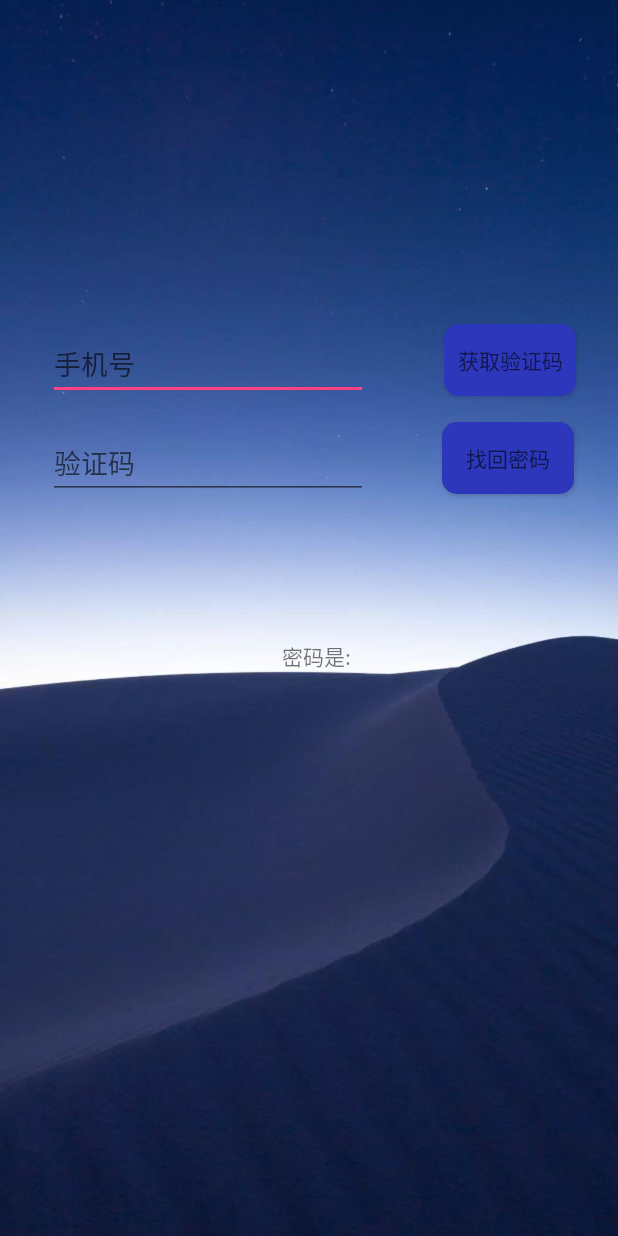
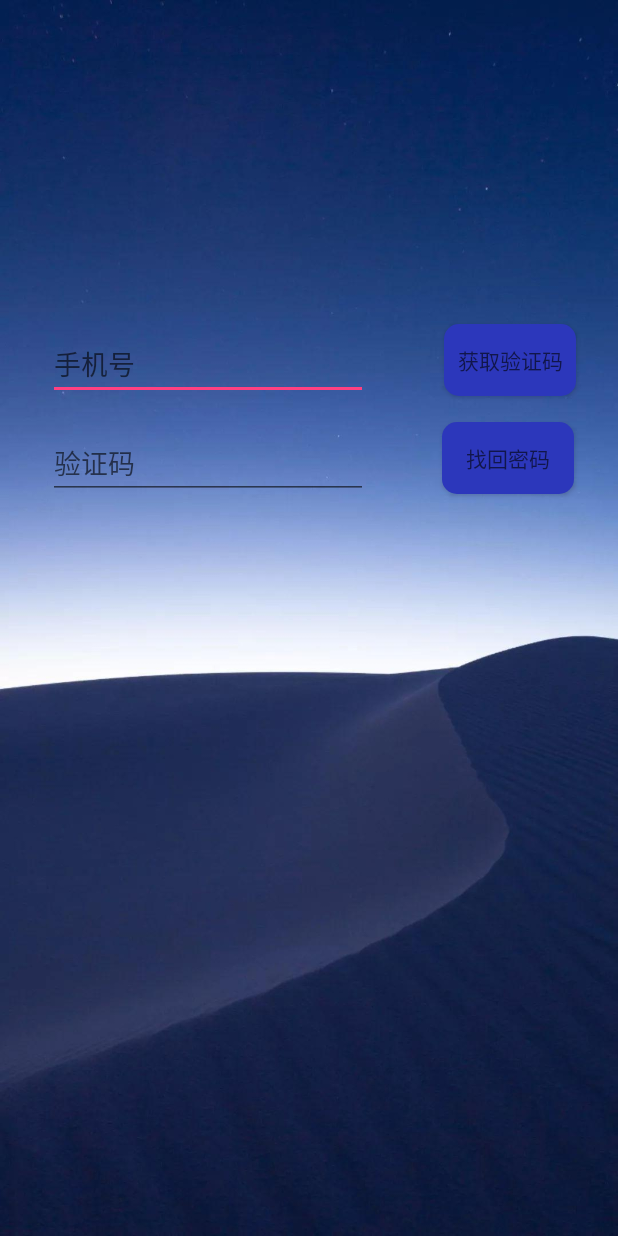
Before and after one commit to Mingfeng-Chen/pengciwang, an Android app: the RetrieveActivity screen opened directly, with no data from a screen before it, on a phone screen of 412 x 824 dp. Run offline under Robolectric (Android 15) with nearby library versions, the phone set to English and light mode, and no system bars; libraries missing offline, so code that uses them is left out: cn.smssdk; 2 statements that could not run were skipped.

Commit message:
版本2.2

```diff
--- a/app/src/main/res/layout/activity_retrieve.xml
+++ b/app/src/main/res/layout/activity_retrieve.xml
@@ -72,7 +72,7 @@
         android:id="@+id/tv_1"
         android:layout_width="wrap_content"
         android:layout_height="wrap_content"
-        android:text="密码是:"
+        android:text=""
         android:layout_marginTop="50dp"
         android:layout_marginLeft="10dp"
         app:layout_constraintTop_toTopOf="parent"
```
Also changed, not shown: app/src/main/java/com/example/myapplication/RetrieveActivity.java (+7 -2 lines).
